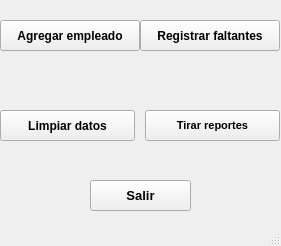
The window that MiniNomina/FrmDesign/PanelPrincipal.ui (CodeDrTech/DevelopPython) describes before a commit, drawn with Qt 5.
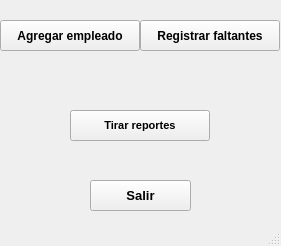
The same window after the commit. Icons and pictures are not drawn.

What changed in the file:
```diff
--- a/MiniNomina/FrmDesign/PanelPrincipal.ui
+++ b/MiniNomina/FrmDesign/PanelPrincipal.ui
@@ -46,25 +46,6 @@
      </size>
     </property>
    </widget>
-   <widget class="QPushButton" name="BtnFechas">
-    <property name="geometry">
-     <rect>
-      <x>0</x>
-      <y>110</y>
-      <width>135</width>
-      <height>31</height>
-     </rect>
-    </property>
-    <property name="font">
-     <font>
-      <weight>75</weight>
-      <bold>true</bold>
-     </font>
-    </property>
-    <property name="text">
-     <string>Limpiar datos</string>
-    </property>
-   </widget>
    <widget class="QPushButton" name="BtnRegistrar">
     <property name="geometry">
      <rect>
@@ -97,9 +78,9 @@
    <widget class="QPushButton" name="BtnReporte">
     <property name="geometry">
      <rect>
-      <x>145</x>
+      <x>70</x>
       <y>110</y>
-      <width>135</width>
+      <width>140</width>
       <height>31</height>
      </rect>
     </property>
```
